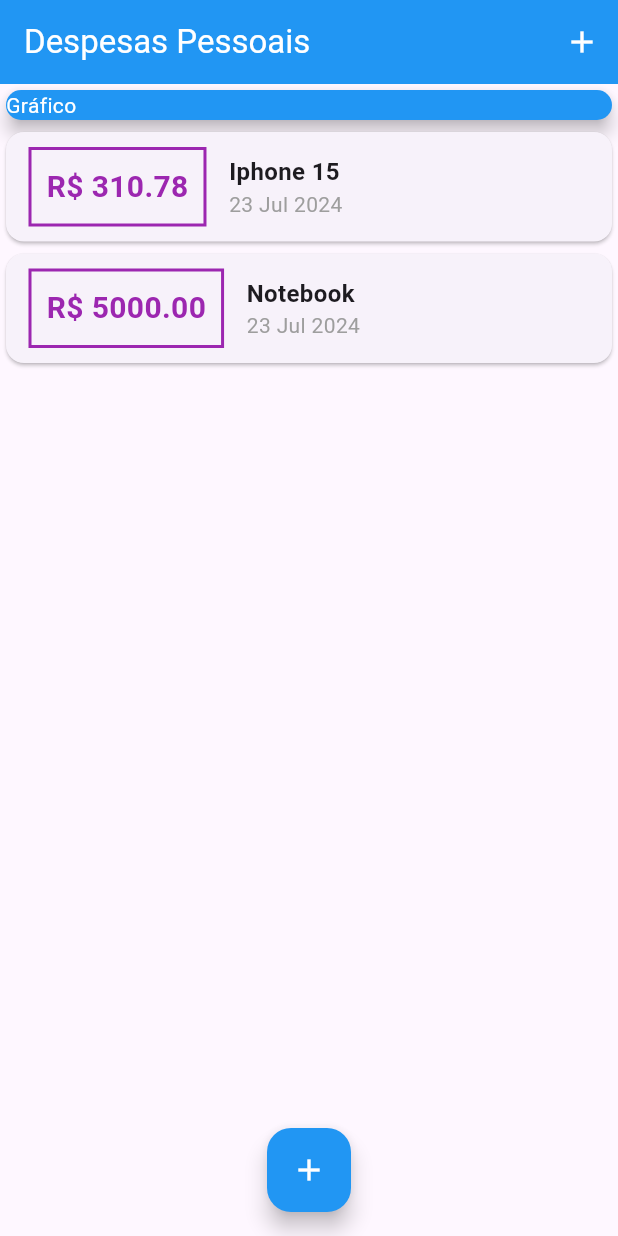
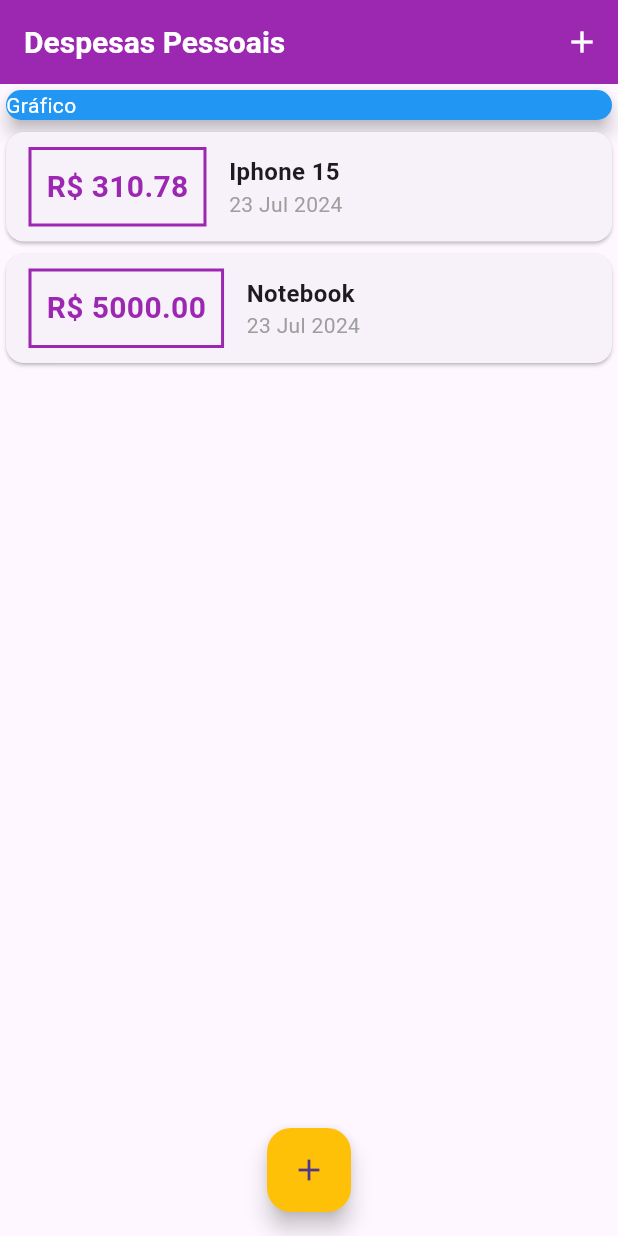
Before and after one commit to luisgs7/expenses-flutter-app, a Flutter app: the screen it shows after launch, on a phone screen of 412 x 824 dp. Run offline on Flutter 3.47's test engine with Material 3 defaults, Android fonts, the phone set to English and light mode, and no system bars; Roboto replaces fonts that are missing (OpenSans).

Commit message:
utilizando theme no app

```diff
--- a/lib/components/transaction_list.dart
+++ b/lib/components/transaction_list.dart
@@ -25,7 +25,7 @@ class TransactionList extends StatelessWidget {
                   ),
                   decoration: BoxDecoration(
                     border: Border.all(
-                      color: Colors.purple,
+                      color: Theme.of(context).colorScheme.primary,
                       width: 2,
                     ),
                   ),
@@ -35,7 +35,7 @@ class TransactionList extends StatelessWidget {
                     style: TextStyle(
                       fontWeight: FontWeight.bold,
                       fontSize: 20,
-                      color: Colors.purple,
+                      color: Theme.of(context).colorScheme.primary,
                     ),
                   ),
                 ),
--- a/lib/main.dart
+++ b/lib/main.dart
@@ -15,9 +15,34 @@ class ExpensesApp extends StatefulWidget {
 class _ExpensesAppState extends State<ExpensesApp> {
   @override
   Widget build(BuildContext context) {
+    final ThemeData tema = ThemeData();
     return MaterialApp(
       debugShowCheckedModeBanner: false,
       home: MyHomePage(),
+      theme: tema.copyWith(
+        colorScheme: tema.colorScheme.copyWith(
+          primary: Colors.purple,
+          secondary: Colors.amber,
+        ),
+        floatingActionButtonTheme: const FloatingActionButtonThemeData(
+          backgroundColor: Colors.amber,
+        ),
+        textTheme: tema.textTheme.copyWith(
+          headlineLarge: TextStyle(
+            fontFamily: 'OpenSans',
+            fontSize: 18,
+            fontWeight: FontWeight.bold,
+            color: Colors.black,
+          ),
+        ),
+        appBarTheme: AppBarTheme(
+          titleTextStyle: TextStyle(
+            fontFamily: 'OpenSans',
+            fontSize: 20,
+            fontWeight: FontWeight.bold,
+          ),
+        ),
+      ),
     );
   }
 }
@@ -74,11 +99,8 @@ class _MyHomePageState extends State<MyHomePage> {
       appBar: AppBar(
         title: const Text(
           "Despesas Pessoais",
-          style: TextStyle(
-            color: Colors.white,
-          ),
         ),
-        backgroundColor: Colors.blue,
+        backgroundColor: Theme.of(context).colorScheme.primary,
         actions: [
           IconButton(
             onPressed: () => _openTransactionFormModal(context),
@@ -110,10 +132,8 @@ class _MyHomePageState extends State<MyHomePage> {
         ),
       ),
       floatingActionButton: FloatingActionButton(
-        backgroundColor: Colors.blue,
         child: Icon(
           Icons.add,
-          color: Colors.white,
         ),
         onPressed: () => _openTransactionFormModal(context),
       ),
```
